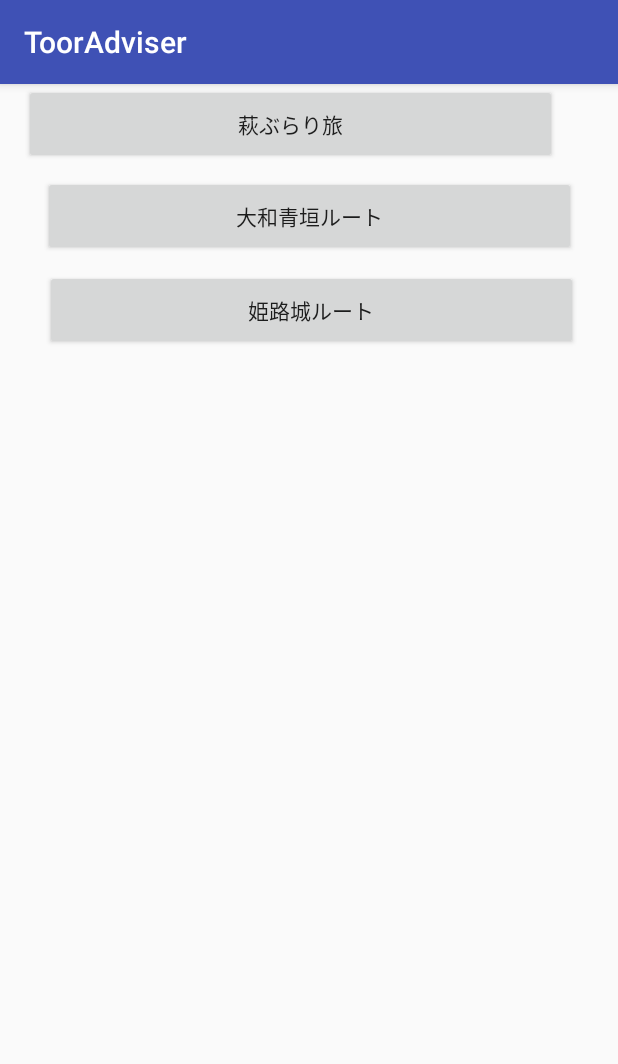
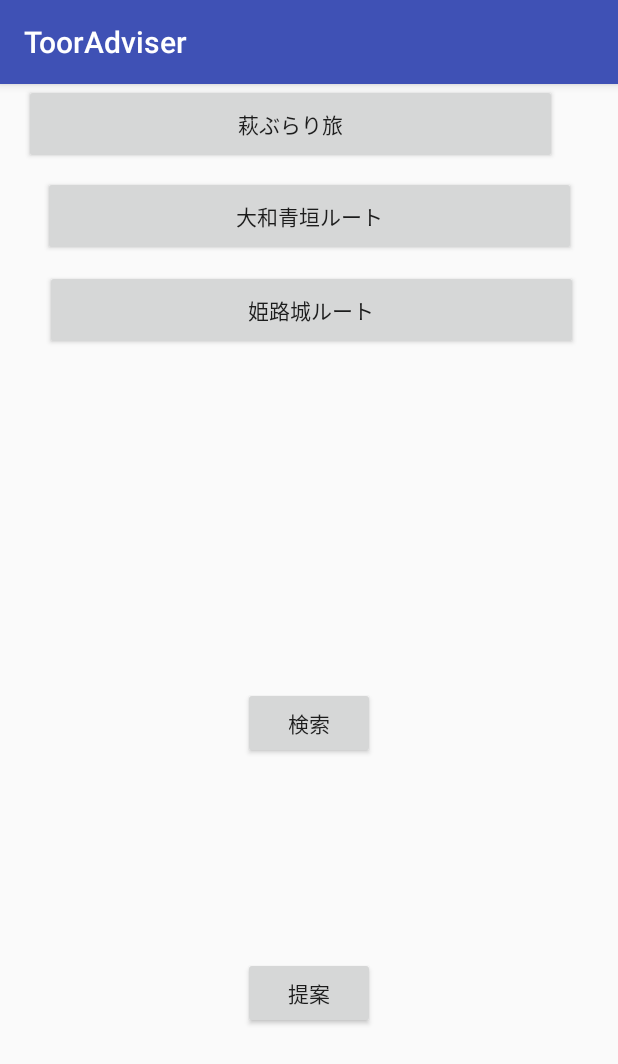
Before and after one commit to 14-2505-046-2/ToorAdviser, an Android app: the screen it shows after launch (MainActivity), on a phone screen of 412 x 824 dp. Shown: the top 1064 px of the screen. Run offline under Robolectric (Android 15) with nearby library versions, the phone set to English and light mode, and no system bars.

Commit message:
buttonの切り替え。

```diff
--- a/app/build.gradle
+++ b/app/build.gradle
@@ -27,5 +27,5 @@ dependencies {
     compile 'com.android.support:appcompat-v7:26.+'
     compile 'com.android.support.constraint:constraint-layout:1.0.2'
     testCompile 'junit:junit:4.12'
-    compile 'com.android.support:design:25.3.1'
+    compile 'com.android.support:design:26.+'
 }
--- a/app/src/main/java/com/example/chai/tooradviser/MainActivity.java
+++ b/app/src/main/java/com/example/chai/tooradviser/MainActivity.java
@@ -18,4 +18,8 @@ public class MainActivity extends AppCompatActivity {
         intent.putExtra("Button", view.getId());
         startActivity(intent);
     }
+    public void onSearchButtonClicked(View view) {
+        Intent intent = new Intent(this, SearchTourActivity.class);
+        startActivity(intent);
+    }
 }
--- a/app/src/main/res/layout/activity_main.xml
+++ b/app/src/main/res/layout/activity_main.xml
@@ -39,7 +39,8 @@
         app:layout_constraintBottom_toBottomOf="parent"
         app:layout_constraintLeft_toLeftOf="parent"
         app:layout_constraintRight_toRightOf="parent"
-        app:layout_constraintTop_toTopOf="parent" />
+        app:layout_constraintTop_toTopOf="parent"
+        android:id="@+id/textView" />
 
     <Button
         android:id="@+id/button"
@@ -54,4 +55,31 @@
         app:layout_constraintRight_toRightOf="parent"
         tools:layout_editor_absoluteY="72dp" />
 
+    <Button
+        android:id="@+id/search"
+        android:layout_width="wrap_content"
+        android:layout_height="wrap_content"
+        android:layout_marginLeft="8dp"
+        android:layout_marginRight="8dp"
+        android:onClick="onSearchButtonClicked"
+        android:text="検索"
+        app:layout_constraintLeft_toLeftOf="parent"
+        app:layout_constraintRight_toRightOf="parent"
+        android:layout_marginTop="8dp"
+        app:layout_constraintTop_toBottomOf="@+id/textView" />
+
+    <Button
+        android:id="@+id/present"
+        android:layout_width="wrap_content"
+        android:layout_height="wrap_content"
+        android:layout_marginLeft="8dp"
+        android:layout_marginRight="8dp"
+        android:text="提案"
+        app:layout_constraintLeft_toLeftOf="parent"
+        app:layout_constraintRight_toRightOf="parent"
+        android:layout_marginTop="1dp"
+        app:layout_constraintTop_toBottomOf="@+id/search"
+        app:layout_constraintBottom_toBottomOf="parent"
+        android:layout_marginBottom="8dp" />
+
 </android.support.constraint.ConstraintLayout>
```
